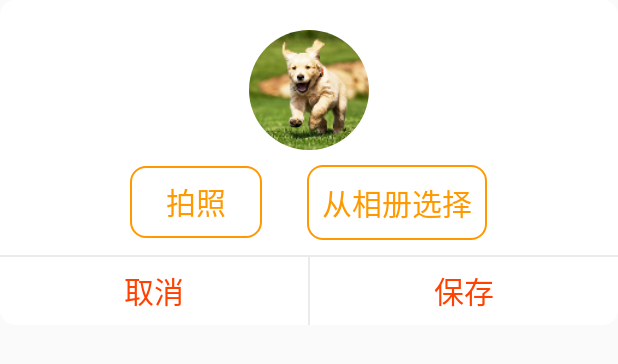
After one commit to SJ-Z/easywu_android, an Android app: the layout activity_edit_photo.xml on its own in the app's theme, with its tools: preview values and no code run, on a phone screen of 412 x 824 dp. The commit adds this screen. Shown: the top 364 px of the screen. Run offline under Robolectric (Android 15) with nearby library versions, the phone set to English and light mode, and no system bars; Roboto replaces fonts that are not available here.

Commit message:
上传头像功能实现，不存本地，从服务器直接加载

```diff
--- a/app/src/main/java/com/cose/easywu/base/ActivityCollector.java
+++ b/app/src/main/java/com/cose/easywu/base/ActivityCollector.java
@@ -25,4 +25,9 @@ public class ActivityCollector {
         }
         activities.clear();
     }
+
+//    public static Activity getCurrentActivity() {
+//        int len = activities.size();
+//        return activities.get(len - 1);
+//    }
 }
--- a/app/src/main/java/com/cose/easywu/utils/Constant.java
+++ b/app/src/main/java/com/cose/easywu/utils/Constant.java
@@ -2,7 +2,10 @@ package com.cose.easywu.utils;
 
 public class Constant {
 
+//    public static String BASE_URL = "http://10.0.2.2:8080/easywu";
     public static String BASE_URL = "http://172.20.10.8:8080/easywu";
+    public static String BASE_PHOTO_URL = BASE_URL + "/user_photo/";
+
     public static String REGIST_URL = BASE_URL + "/user/regist"; // 注册
     public static String LOGIN_URL = BASE_URL + "/user/login"; // 登录
     public static String CHECKVERIFYCODE_URL = BASE_URL + "/user/checkVerifyCode"; // 验证邮箱验证码
@@ -12,5 +15,6 @@ public class Constant {
     public static String EDITPWD_URL = BASE_URL + "/user/editPwd"; // 修改密码
     public static String EDITSEX_URL = BASE_URL + "/user/editSex"; // 修改性别
     public static String EDITNICK_URL = BASE_URL + "/user/editNick"; // 修改昵称
+    public static String EDITPHOTO_URL = BASE_URL + "/user/editPhoto"; // 修改头像
 
 }
--- a/app/src/main/java/com/cose/easywu/utils/Utility.java
+++ b/app/src/main/java/com/cose/easywu/utils/Utility.java
@@ -1,6 +1,7 @@
 package com.cose.easywu.utils;
 
 import android.text.TextUtils;
+import android.util.Log;
 
 import com.cose.easywu.gson.User;
 import com.cose.easywu.gson.msg.BaseMsg;
--- /dev/null
+++ b/app/src/main/res/drawable/bg_btn_stroke.xml
@@ -0,0 +1,13 @@
+<?xml version="1.0" encoding="utf-8"?>
+<shape xmlns:android="http://schemas.android.com/apk/res/android"
+    android:shape="rectangle">
+
+    <!-- 描边 -->
+    <stroke
+        android:width="1dp"
+        android:color="@color/colorLightOrange"/>
+
+    <!-- 圆角 -->
+    <corners
+        android:radius="10dp"/>
+</shape>
--- /dev/null
+++ b/app/src/main/res/layout/activity_edit_photo.xml
@@ -0,0 +1,93 @@
+<?xml version="1.0" encoding="utf-8"?>
+<RelativeLayout xmlns:android="http://schemas.android.com/apk/res/android"
+    android:layout_width="wrap_content"
+    android:layout_height="wrap_content">
+
+    <LinearLayout
+        android:layout_width="match_parent"
+        android:layout_height="wrap_content"
+        android:orientation="vertical"
+        android:gravity="center_horizontal"
+        android:background="@drawable/bg_editphoto_dialog"
+        android:paddingTop="20dp">
+
+        <de.hdodenhof.circleimageview.CircleImageView
+            android:id="@+id/iv_editphoto_photo"
+            android:layout_width="80dp"
+            android:layout_height="80dp"
+            android:src="@drawable/nav_icon"/>
+
+        <LinearLayout
+            android:layout_width="wrap_content"
+            android:layout_height="wrap_content"
+            android:gravity="center"
+            android:layout_marginTop="10dp"
+            android:layout_marginLeft="20dp"
+            android:layout_marginRight="20dp">
+            <Button
+                android:id="@+id/btn_editphoto_takephoto"
+                android:layout_width="wrap_content"
+                android:layout_height="wrap_content"
+                android:text="拍照"
+                android:textSize="20sp"
+                android:textColor="@color/colorLightOrange"
+                android:background="@drawable/bg_btn_stroke"/>
+
+            <Button
+                android:id="@+id/btn_editphoto_choosephoto"
+                android:layout_width="wrap_content"
+                android:layout_height="wrap_content"
+                android:text="从相册选择"
+                android:textSize="20sp"
+                android:textColor="@color/colorLightOrange"
+                android:background="@drawable/bg_btn_stroke"
+                android:padding="10dp"
+                android:layout_marginLeft="30dp"/>
+        </LinearLayout>
+
+        <View
+            android:layout_width="match_parent"
+            android:layout_height="1dp"
+            android:background="@color/colorCut"
+            android:layout_marginTop="10dp"/>
+
+        <LinearLayout
+            android:layout_width="match_parent"
+            android:layout_height="45dp"
+            android:orientation="horizontal">
+            <TextView
+                android:id="@+id/tv_editphoto_cancel"
+                android:layout_width="0dp"
+                android:layout_height="match_parent"
+                android:layout_weight="1"
+                android:text="取消"
+                android:textSize="20sp"
+                android:textColor="@color/colorLoginButton"
+                android:gravity="center"/>
+
+            <View
+                android:layout_width="1dp"
+                android:layout_height="match_parent"
+                android:background="@color/colorCut"/>
+
+            <TextView
+                android:id="@+id/tv_editphoto_save"
+                android:layout_width="0dp"
+                android:layout_height="match_parent"
+                android:layout_weight="1"
+                android:text="保存"
+                android:textSize="20sp"
+                android:textColor="@color/colorLoginButton"
+                android:gravity="center"/>
+        </LinearLayout>
+
+    </LinearLayout>
+
+    <ProgressBar
+        android:id="@+id/pb_editphoto"
+        android:layout_width="wrap_content"
+        android:layout_height="wrap_content"
+        android:layout_centerInParent="true"
+        android:visibility="gone"/>
+
+</RelativeLayout>
--- a/app/src/main/res/values/colors.xml
+++ b/app/src/main/res/values/colors.xml
@@ -9,6 +9,7 @@
 
     <color name="colorLogin">#FF8C00</color>
     <color name="colorLoginButton">#FF4200</color>
+    <color name="colorLightOrange">#FF9900</color>
     <color name="colorCursor">#cccccc</color>
     <color name="colorCut">#edeaea</color>
     <color name="colorHint">#afa8a6</color>
--- a/app/src/main/res/values/styles.xml
+++ b/app/src/main/res/values/styles.xml
@@ -18,4 +18,23 @@
         <item name="android:gravity">center</item>
     </style>
 
+    <style name="EditPhotoDialogStyle">
+        <!--设置dialog的背景-->
+        <item name="android:windowBackground">@android:color/transparent</item>
+        <!--设置Dialog的windowFrame框为无-->
+        <item name="android:windowFrame">@null</item>
+        <!--设置无标题-->
+        <item name="android:windowNoTitle">true</item>
+        <!--是否浮现在activity之上-->
+        <item name="android:windowIsFloating">true</item>
+        <!--是否半透明-->
+        <item name="android:windowIsTranslucent">false</item>
+        <!--设置窗口内容不覆盖-->
+        <item name="android:windowContentOverlay">@null</item>
+        <!--设置动画，在这里使用让它继承系统的Animation.Dialog-->
+        <item name="android:windowAnimationStyle">@android:style/Animation.Dialog</item>
+        <!--背景是否模糊显示-->
+        <item name="android:backgroundDimEnabled">true</item>
+    </style>
+
 </resources>
--- /dev/null
+++ b/app/src/main/res/xml/file_paths.xml
@@ -0,0 +1,4 @@
+<?xml version="1.0" encoding="utf-8"?>
+<paths xmlns:android="http://schemas.android.com/apk/res/android">
+    <external-path name="user_images" path="/" />
+</paths>
```
Also changed, not shown: app/src/main/AndroidManifest.xml (+14 -1 lines), app/src/main/java/com/cose/easywu/app/LoginActivity.java (+13 -5 lines), app/src/main/java/com/cose/easywu/user/activity/EditNickActivity.java (+3 -4 lines), app/src/main/java/com/cose/easywu/user/activity/EditPhotoActivity.java (added, +320 -0 lines), app/src/main/java/com/cose/easywu/user/activity/EditPwdActivity.java (+12 -7 lines), app/src/main/java/com/cose/easywu/user/activity/EditUserInfoActivity.java (+6 -10 lines), app/src/main/java/com/cose/easywu/user/fragment/UserFragment.java (+34 -23 lines), app/src/main/java/com/cose/easywu/utils/HttpUtil.java (+16 -0 lines), app/src/main/java/com/cose/easywu/utils/ImageUtils.java (added, +98 -0 lines), app/src/main/res/drawable/bg_editphoto_dialog.xml (renamed from app/src/main/res/drawable/bg_editnick_dialog.xml).
